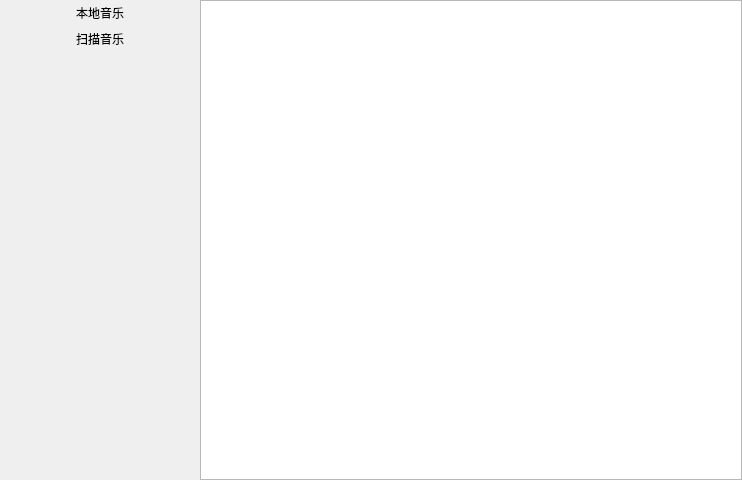
Before: the Qt Designer form NetEaseMusic/play_table_widget.ui in obweix/NetEaseMusic, drawn with Qt 5.
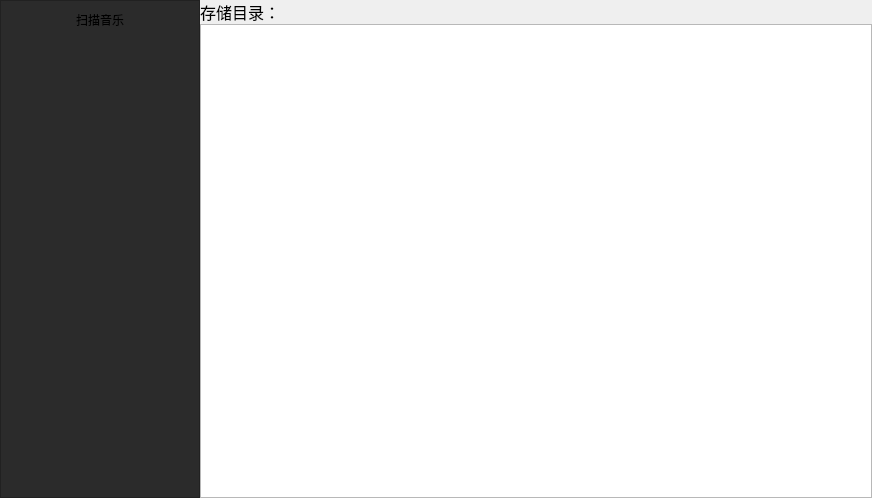
After: the same form once the commit is applied.

```diff
--- a/NetEaseMusic/play_table_widget.ui
+++ b/NetEaseMusic/play_table_widget.ui
@@ -2,112 +2,21 @@
 <ui version="4.0">
  <class>play_table_widget</class>
  <widget class="QWidget" name="play_table_widget">
+  <property name="enabled">
+   <bool>true</bool>
+  </property>
   <property name="geometry">
    <rect>
     <x>0</x>
     <y>0</y>
-    <width>742</width>
-    <height>480</height>
+    <width>872</width>
+    <height>498</height>
    </rect>
   </property>
-  <property name="palette">
-   <palette>
-    <active>
-     <colorrole role="Light">
-      <brush brushstyle="SolidPattern">
-       <color alpha="255">
-        <red>70</red>
-        <green>70</green>
-        <blue>70</blue>
-       </color>
-      </brush>
-     </colorrole>
-     <colorrole role="Midlight">
-      <brush brushstyle="SolidPattern">
-       <color alpha="255">
-        <red>70</red>
-        <green>70</green>
-        <blue>70</blue>
-       </color>
-      </brush>
-     </colorrole>
-     <colorrole role="Mid">
-      <brush brushstyle="SolidPattern">
-       <color alpha="255">
-        <red>70</red>
-        <green>70</green>
-        <blue>70</blue>
-       </color>
-      </brush>
-     </colorrole>
-    </active>
-    <inactive>
-     <colorrole role="Light">
-      <brush brushstyle="SolidPattern">
-       <color alpha="255">
-        <red>70</red>
-        <green>70</green>
-        <blue>70</blue>
-       </color>
-      </brush>
-     </colorrole>
-     <colorrole role="Midlight">
-      <brush brushstyle="SolidPattern">
-       <color alpha="255">
-        <red>70</red>
-        <green>70</green>
-        <blue>70</blue>
-       </color>
-      </brush>
-     </colorrole>
-     <colorrole role="Mid">
-      <brush brushstyle="SolidPattern">
-       <color alpha="255">
-        <red>70</red>
-        <green>70</green>
-        <blue>70</blue>
-       </color>
-      </brush>
-     </colorrole>
-    </inactive>
-    <disabled>
-     <colorrole role="Light">
-      <brush brushstyle="SolidPattern">
-       <color alpha="255">
-        <red>70</red>
-        <green>70</green>
-        <blue>70</blue>
-       </color>
-      </brush>
-     </colorrole>
-     <colorrole role="Midlight">
-      <brush brushstyle="SolidPattern">
-       <color alpha="255">
-        <red>70</red>
-        <green>70</green>
-        <blue>70</blue>
-       </color>
-      </brush>
-     </colorrole>
-     <colorrole role="Mid">
-      <brush brushstyle="SolidPattern">
-       <color alpha="255">
-        <red>70</red>
-        <green>70</green>
-        <blue>70</blue>
-       </color>
-      </brush>
-     </colorrole>
-    </disabled>
-   </palette>
-  </property>
   <property name="windowTitle">
    <string>Form</string>
   </property>
-  <property name="autoFillBackground">
-   <bool>false</bool>
-  </property>
-  <layout class="QGridLayout" name="gridLayout_2">
+  <layout class="QGridLayout" name="gridLayout">
    <property name="leftMargin">
     <number>0</number>
    </property>
@@ -123,67 +32,74 @@
    <property name="spacing">
     <number>0</number>
    </property>
-   <item row="0" column="0">
-    <layout class="QGridLayout" name="gridLayout">
-     <item row="0" column="0">
-      <widget class="QPushButton" name="btn_local_music">
-       <property name="minimumSize">
-        <size>
-         <width>200</width>
-         <height>0</height>
-        </size>
-       </property>
-       <property name="text">
-        <string>本地音乐</string>
-       </property>
-       <property name="flat">
-        <bool>true</bool>
-       </property>
-      </widget>
-     </item>
-     <item row="0" column="1" rowspan="3">
-      <widget class="QTableWidget" name="tableWidget">
-       <property name="layoutDirection">
-        <enum>Qt::LeftToRight</enum>
-       </property>
-       <property name="textElideMode">
-        <enum>Qt::ElideLeft</enum>
-       </property>
-      </widget>
-     </item>
-     <item row="1" column="0">
-      <widget class="QPushButton" name="btn_scan_music">
-       <property name="enabled">
-        <bool>true</bool>
-       </property>
-       <property name="minimumSize">
-        <size>
-         <width>200</width>
-         <height>0</height>
-        </size>
-       </property>
-       <property name="text">
-        <string>扫描音乐</string>
-       </property>
-       <property name="flat">
-        <bool>true</bool>
-       </property>
-      </widget>
-     </item>
-     <item row="2" column="0">
-      <spacer name="verticalSpacer">
-       <property name="orientation">
-        <enum>Qt::Vertical</enum>
-       </property>
-       <property name="sizeHint" stdset="0">
-        <size>
-         <width>20</width>
-         <height>40</height>
-        </size>
-       </property>
-      </spacer>
-     </item>
-    </layout>
+   <item row="0" column="0" rowspan="2">
+    <widget class="QFrame" name="frame">
+     <property name="minimumSize">
+      <size>
+       <width>200</width>
+       <height>0</height>
+      </size>
+     </property>
+     <property name="styleSheet">
+      <string notr="true">background-color:#2b2b2b;</string>
+     </property>
+     <property name="frameShape">
+      <enum>QFrame::StyledPanel</enum>
+     </property>
+     <property name="frameShadow">
+      <enum>QFrame::Raised</enum>
+     </property>
+     <widget class="QPushButton" name="btn_scan_music">
+      <property name="enabled">
+       <bool>true</bool>
+      </property>
+      <property name="geometry">
+       <rect>
+        <x>0</x>
+        <y>10</y>
+        <width>200</width>
+        <height>20</height>
+       </rect>
+      </property>
+      <property name="minimumSize">
+       <size>
+        <width>200</width>
+        <height>0</height>
+       </size>
+      </property>
+      <property name="text">
+       <string>扫描音乐</string>
+      </property>
+      <property name="flat">
+       <bool>true</bool>
+      </property>
+     </widget>
+    </widget>
+   </item>
+   <item row="0" column="1">
+    <widget class="QLabel" name="lb_save_dir">
+     <property name="font">
+      <font>
+       <pointsize>12</pointsize>
+      </font>
+     </property>
+     <property name="text">
+      <string>存储目录：</string>
+     </property>
+     <property name="margin">
+      <number>2</number>
+     </property>
+    </widget>
+   </item>
+   <item row="1" column="1">
+    <widget class="QTableWidget" name="tableWidget">
+     <property name="layoutDirection">
+      <enum>Qt::LeftToRight</enum>
+     </property>
+     <property name="textElideMode">
+      <enum>Qt::ElideLeft</enum>
+     </property>
+    </widget>
    </item>
   </layout>
  </widget>
```
